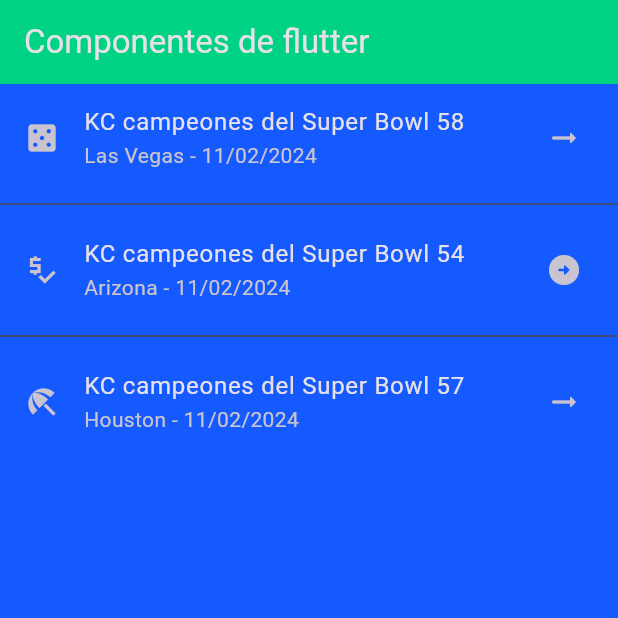
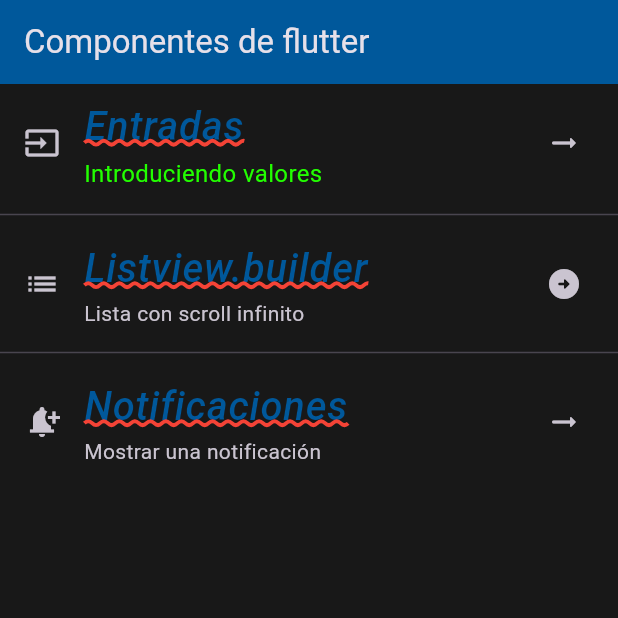
Before and after one commit to Migue0301/componentes_flutter, a Flutter app: the screen it shows after launch, on a phone screen of 412 x 824 dp, the top half of it. Run offline on Flutter 3.47's test engine with Material 3 defaults, Android fonts, the phone set to English and light mode, and no system bars; our stand-ins replace google_fonts; Roboto replaces fonts that are missing (Acme).

Commit message:
Adding GoogleFonts and TextTheme

```diff
--- a/lib/screens/home_screen.dart
+++ b/lib/screens/home_screen.dart
@@ -1,4 +1,5 @@
 import'package:flutter/material.dart';
+import 'package:practica3_5b/theme/app_theme.dart';
 
 class HomeScreen extends StatelessWidget {
   const HomeScreen({super.key});
@@ -10,26 +11,38 @@ class HomeScreen extends StatelessWidget {
         title: const Text('Componentes de flutter'),
       ),
       body: ListView(
-        children: const <Widget>[
+        children: <Widget>[
           ListTile(
-            title: Text('KC campeones del Super Bowl 58'),
-            subtitle: Text('Las Vegas - 11/02/2024'),
-            leading: Icon(Icons.casino),
-            trailing: Icon(Icons.arrow_right_alt_rounded),
+            title: Text(
+              'Entradas',
+            // style: Theme.of(context).textTheme.headlineLarge,
+            style: AppTheme.darkTheme.textTheme.headlineLarge,
+            ),
+            subtitle: Text(
+              'Introduciendo valores',
+            style: AppTheme.darkTheme.textTheme.bodySmall),
+            leading: const Icon(Icons.input),
+            trailing: const Icon(Icons.arrow_right_alt_rounded),
           ),
-          Divider(),
+          const Divider(),
           ListTile(
-            title: Text('KC campeones del Super Bowl 54'),
-            subtitle: Text('Arizona - 11/02/2024'),
-            leading: Icon(Icons.price_check_sharp),
-            trailing: Icon(Icons.arrow_circle_right_rounded),
+            title: Text(
+              'Listview.builder',
+            style: AppTheme.darkTheme.textTheme.headlineLarge,
+            ),
+            subtitle: const Text('Lista con scroll infinito'),
+            leading: const Icon(Icons.list),
+            trailing: const Icon(Icons.arrow_circle_right_rounded),
           ),
-          Divider(),
+          const Divider(),
           ListTile(
-            title: Text('KC campeones del Super Bowl 57'),
-            subtitle: Text('Houston - 11/02/2024'),
-            leading: Icon(Icons.beach_access),
-            trailing: Icon(Icons.arrow_right_alt_rounded),
+            title: Text(
+              'Notificaciones',
+            style: AppTheme.darkTheme.textTheme.headlineLarge,
+            ),
+            subtitle: const Text('Mostrar una notificación'),
+            leading: const Icon(Icons.notification_add),
+            trailing: const Icon(Icons.arrow_right_alt_rounded),
           ),
         ],
       ),
--- a/lib/theme/app_theme.dart
+++ b/lib/theme/app_theme.dart
@@ -1,15 +1,37 @@
 // Definición de los temas de estilo de la app
 import 'package:flutter/material.dart';
+import 'package:google_fonts/google_fonts.dart';
 
 class AppTheme{
   // Constante de color primario
-  static const primaryColor = Color.fromARGB(255, 0, 210, 132);
+  static const primaryColor = Color.fromARGB(255, 0, 88, 155);
+  // Constante de color secundario
+  static const secondaryColor = Color.fromARGB(255, 34, 255, 0);
   // Constante de color de fondo
-  static const backColor = Color.fromARGB(255, 20, 90, 255);
+  static const backColor = Color.fromARGB(255, 24, 24, 24);
   // Constante de tema
   static final ThemeData darkTheme = ThemeData.dark().copyWith(
     scaffoldBackgroundColor: backColor,
     appBarTheme: const AppBarTheme(color: primaryColor,
+    ),
+    textTheme: TextTheme(
+      // Títulos muy grandes
+      headlineLarge: GoogleFonts.acme(
+        color: primaryColor,
+        fontSize: 26.5,
+        fontWeight: FontWeight.w500,
+        fontStyle: FontStyle.italic,
+        decoration: TextDecoration.underline,
+        decorationColor: Colors.red,
+        decorationStyle: TextDecorationStyle.wavy,
+        decorationThickness: 2.0,
+      ),
+
+      // Estilo para texto muy pequeño
+      bodySmall: GoogleFonts.anekOdia(
+        color: secondaryColor,
+        fontSize: 16.0,
+      ),
     )
   );
 }
--- a/pubspec.yaml
+++ b/pubspec.yaml
@@ -9,6 +9,7 @@ environment:
 dependencies:
   flutter:
     sdk: flutter
+  google_fonts: ^6.1.0
 
 dev_dependencies:
   flutter_test:
```
Also changed, not shown: pubspec.lock.
